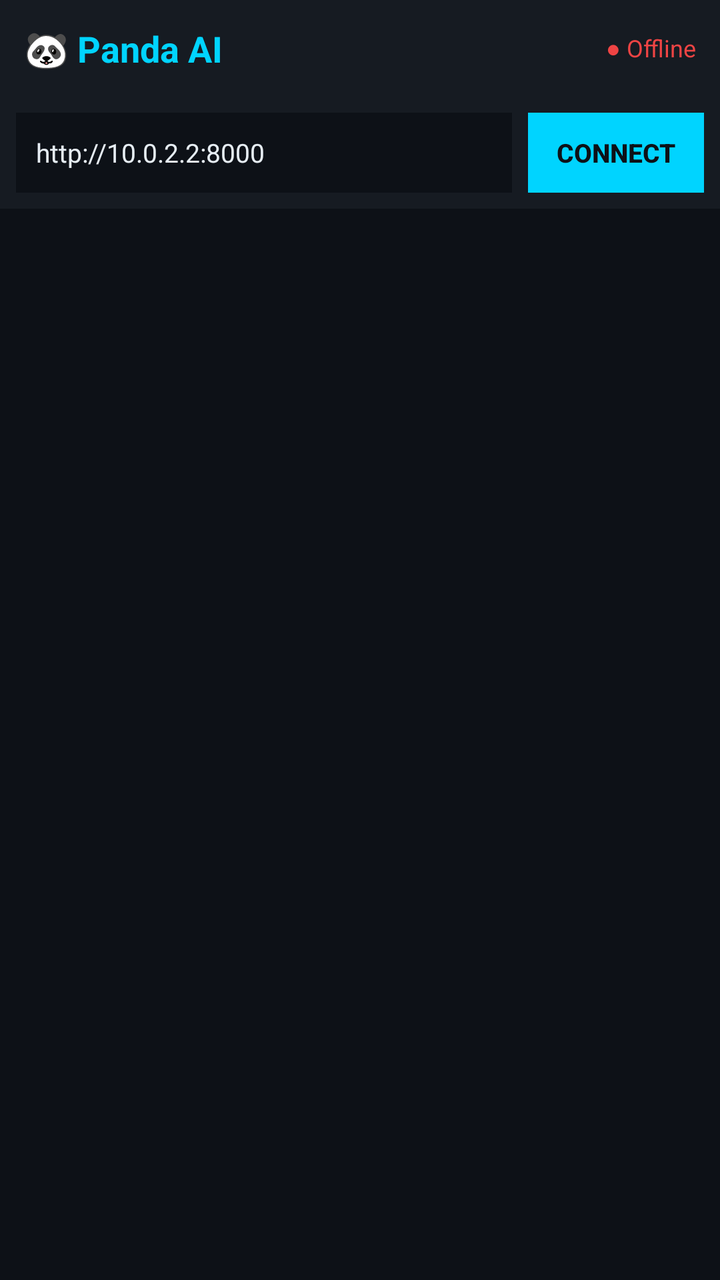
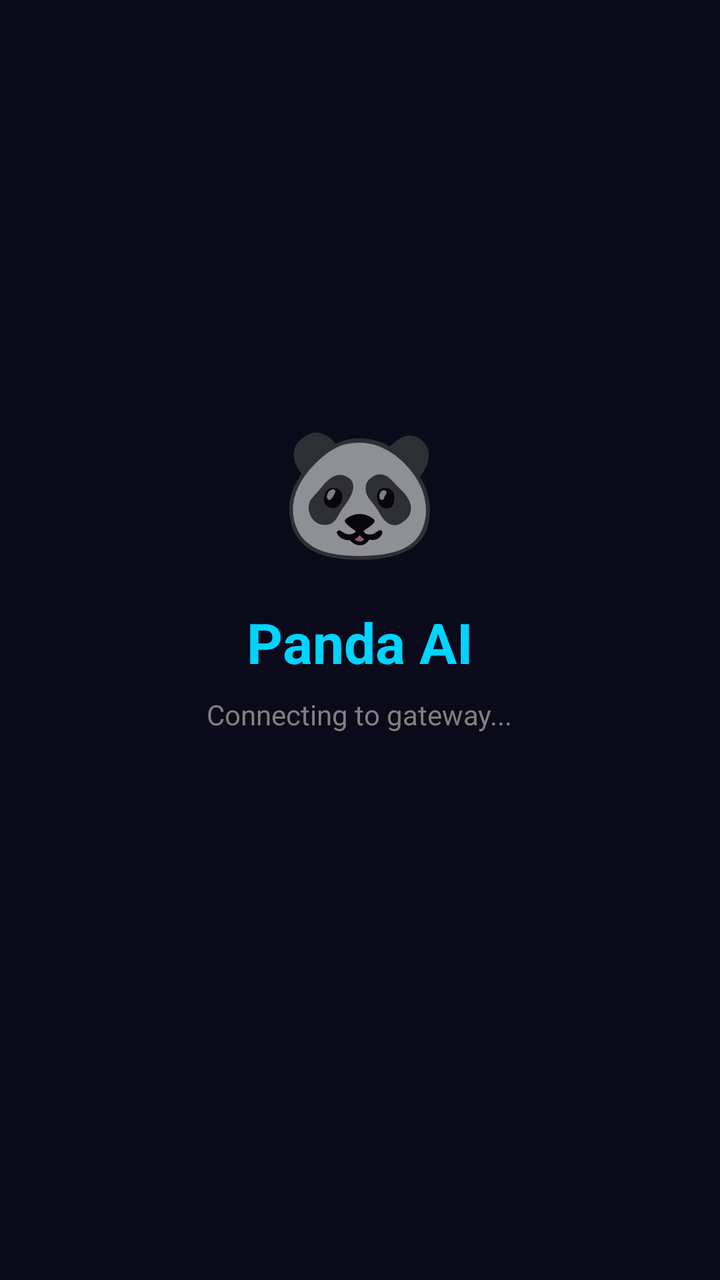

Two renders of the same Android screen: before a commit and after it. Below are the layout's source before the change and the commit's diff.
<!-- AndroidManifest.xml: fallback theme Theme.MaterialComponents.DayNight.NoActionBar -->
<!-- res/layout/activity_main.xml -->
<?xml version="1.0" encoding="utf-8"?>
<LinearLayout xmlns:android="http://schemas.android.com/apk/res/android"
    android:layout_width="match_parent"
    android:layout_height="match_parent"
    android:orientation="vertical"
    android:background="#0d1117">

    
    <LinearLayout
        android:layout_width="match_parent"
        android:layout_height="wrap_content"
        android:orientation="horizontal"
        android:padding="12dp"
        android:background="#161b22"
        android:gravity="center_vertical">

        <TextView
            android:layout_width="0dp"
            android:layout_height="wrap_content"
            android:layout_weight="1"
            android:text="🐼 Panda AI"
            android:textColor="#00d4ff"
            android:textSize="18sp"
            android:textStyle="bold" />

        <TextView
            android:id="@+id/statusText"
            android:layout_width="wrap_content"
            android:layout_height="wrap_content"
            android:text="● Offline"
            android:textColor="#ef4444"
            android:textSize="12sp" />
    </LinearLayout>

    
    <LinearLayout
        android:layout_width="match_parent"
        android:layout_height="wrap_content"
        android:orientation="horizontal"
        android:padding="8dp"
        android:background="#161b22"
        android:gravity="center_vertical">

        <EditText
            android:id="@+id/urlInput"
            android:layout_width="0dp"
            android:layout_height="40dp"
            android:layout_weight="1"
            android:hint="Gateway URL (http://10.0.2.2:8000)"
            android:text="http://10.0.2.2:8000"
            android:textColor="#e6edf3"
            android:textColorHint="#8b949e"
            android:textSize="13sp"
            android:background="#0d1117"
            android:paddingHorizontal="10dp"
            android:singleLine="true"
            android:inputType="textUri" />

        <Button
            android:id="@+id/connectBtn"
            android:layout_width="wrap_content"
            android:layout_height="40dp"
            android:layout_marginStart="8dp"
            android:text="Connect"
            android:textColor="#0d1117"
            android:background="#00d4ff"
            android:textSize="13sp"
            android:textStyle="bold" />
    </LinearLayout>

    
    <FrameLayout
        android:id="@+id/container"
        android:layout_width="match_parent"
        android:layout_height="0dp"
        android:layout_weight="1"
        android:visibility="gone">

        <WebView
            android:id="@+id/webView"
            android:layout_width="match_parent"
            android:layout_height="match_parent" />
    </FrameLayout>
</LinearLayout>
<!-- resources referenced by this layout -->
<resources>

</resources>

<!-- the commit's change to res/layout/activity_main.xml (unified diff, before → after) -->
@@ -1,84 +1,85 @@
 <?xml version="1.0" encoding="utf-8"?>
-<LinearLayout xmlns:android="http://schemas.android.com/apk/res/android"
+<FrameLayout xmlns:android="http://schemas.android.com/apk/res/android"
     android:layout_width="match_parent"
     android:layout_height="match_parent"
-    android:orientation="vertical"
-    android:background="#0d1117">
+    android:background="#0A0A1A">
+
+    <WebView
+        android:id="@+id/webview"
+        android:layout_width="match_parent"
+        android:layout_height="match_parent"
+        android:visibility="gone" />
 
     
     <LinearLayout
+        android:id="@+id/splash_overlay"
         android:layout_width="match_parent"
-        android:layout_height="wrap_content"
-        android:orientation="horizontal"
-        android:padding="12dp"
-        android:background="#161b22"
-        android:gravity="center_vertical">
+        android:layout_height="match_parent"
+        android:orientation="vertical"
+        android:gravity="center"
+        android:background="#FF0A0A1A"
+        android:padding="32dp">
 
         <TextView
-            android:layout_width="0dp"
+            android:layout_width="wrap_content"
             android:layout_height="wrap_content"
-            android:layout_weight="1"
-            android:text="🐼 Panda AI"
-            android:textColor="#00d4ff"
-            android:textSize="18sp"
-            android:textStyle="bold" />
+            android:text="🐼"
+            android:textSize="64sp"
+            android:layout_marginBottom="16dp" />
 
         <TextView
-            android:id="@+id/statusText"
             android:layout_width="wrap_content"
             android:layout_height="wrap_content"
-            android:text="● Offline"
-            android:textColor="#ef4444"
-            android:textSize="12sp" />
+            android:text="Panda AI"
+            android:textColor="#FF00D4FF"
+            android:textSize="28sp"
+            android:textStyle="bold"
+            android:layout_marginBottom="8dp" />
+
+        <TextView
+            android:id="@+id/status_text"
+            android:layout_width="wrap_content"
+            android:layout_height="wrap_content"
+            android:text="Connecting to gateway..."
+            android:textColor="#808080"
+            android:textSize="14sp" />
+
+        
+        <com.google.android.material.textfield.TextInputLayout
+            android:id="@+id/url_input_layout"
+            android:layout_width="match_parent"
+            android:layout_height="wrap_content"
+            android:layout_marginTop="24dp"
+            android:layout_marginBottom="16dp"
+            android:hint="Gateway URL"
+            style="@style/Widget.MaterialComponents.TextInputLayout.OutlinedBox"
+            android:visibility="gone">
+
+            <com.google.android.material.textfield.TextInputEditText
+                android:id="@+id/url_input"
+                android:layout_width="match_parent"
+                android:layout_height="wrap_content"
+                android:inputType="textUri"
+                android:text="http://localhost:8000"
+                android:textColor="#FFFFFF"
+                android:textColorHint="#606060" />
+        </com.google.android.material.textfield.TextInputLayout>
+
+        <com.google.android.material.button.MaterialButton
+            android:id="@+id/connect_button"
+            android:layout_width="wrap_content"
+            android:layout_height="wrap_content"
+            android:text="Connect"
+            android:textAllCaps="false"
+            android:backgroundTint="#FF00D4FF"
+            android:textColor="#FF000000"
+            android:visibility="gone" />
+
+        <ProgressBar
+            android:id="@+id/progress_bar"
+            android:layout_width="48dp"
+            android:layout_height="48dp"
+            android:layout_marginTop="24dp"
+            android:indeterminateTint="#FF00D4FF" />
     </LinearLayout>
-
-    
-    <LinearLayout
-        android:layout_width="match_parent"
-        android:layout_height="wrap_content"
-        android:orientation="horizontal"
-        android:padding="8dp"
-        android:background="#161b22"
-        android:gravity="center_vertical">
-
-        <EditText
-            android:id="@+id/urlInput"
-            android:layout_width="0dp"
-            android:layout_height="40dp"
-            android:layout_weight="1"
-            android:hint="Gateway URL (http://10.0.2.2:8000)"
-            android:text="http://10.0.2.2:8000"
-            android:textColor="#e6edf3"
-            android:textColorHint="#8b949e"
-            android:textSize="13sp"
-            android:background="#0d1117"
-            android:paddingHorizontal="10dp"
-            android:singleLine="true"
-            android:inputType="textUri" />
-
-        <Button
-            android:id="@+id/connectBtn"
-            android:layout_width="wrap_content"
-            android:layout_height="40dp"
-            android:layout_marginStart="8dp"
-            android:text="Connect"
-            android:textColor="#0d1117"
-            android:background="#00d4ff"
-            android:textSize="13sp"
-            android:textStyle="bold" />
-    </LinearLayout>
-
-    
-    <FrameLayout
-        android:id="@+id/container"
-        android:layout_width="match_parent"
-        android:layout_height="0dp"
-        android:layout_weight="1"
-        android:visibility="gone">
-
-        <WebView
-            android:id="@+id/webView"
-            android:layout_width="match_parent"
-            android:layout_height="match_parent" />
-    </FrameLayout>
-</LinearLayout>
+</FrameLayout>
<!-- resource entries referenced after the edit -->
@@ -1,5 +1,15 @@
 <!-- resources referenced by this layout -->
 <resources>
-
+  <style name="Theme.PandaAI" parent="Theme.MaterialComponents.DayNight.NoActionBar">
+          <item name="colorPrimary">#FF1A1A2E</item>
+          <item name="colorPrimaryVariant">#FF16213E</item>
+          <item name="colorOnPrimary">#FFFFFFFF</item>
+          <item name="colorSecondary">#FF00D4FF</item>
+          <item name="colorSecondaryVariant">#FF0099CC</item>
+          <item name="colorOnSecondary">#FF000000</item>
+          <item name="android:statusBarColor">#FF0A0A1A</item>
+          <item name="android:navigationBarColor">#FF0A0A1A</item>
+          <item name="android:windowBackground">#FF0A0A1A</item>
+      </style>
 </resources>
 
